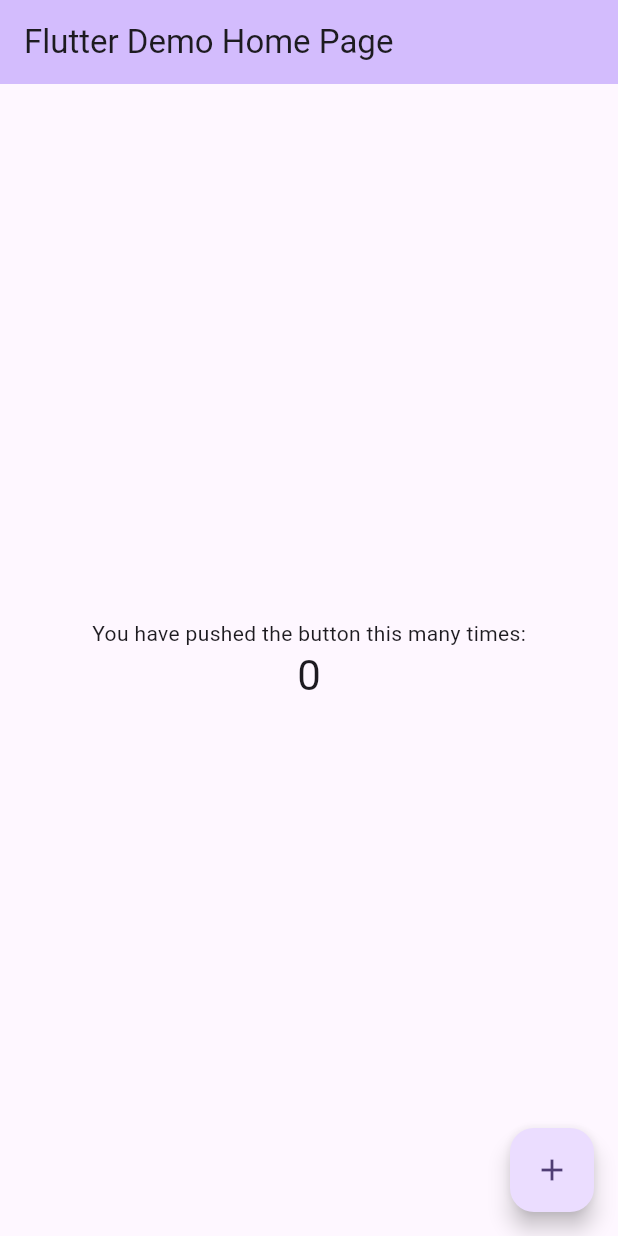
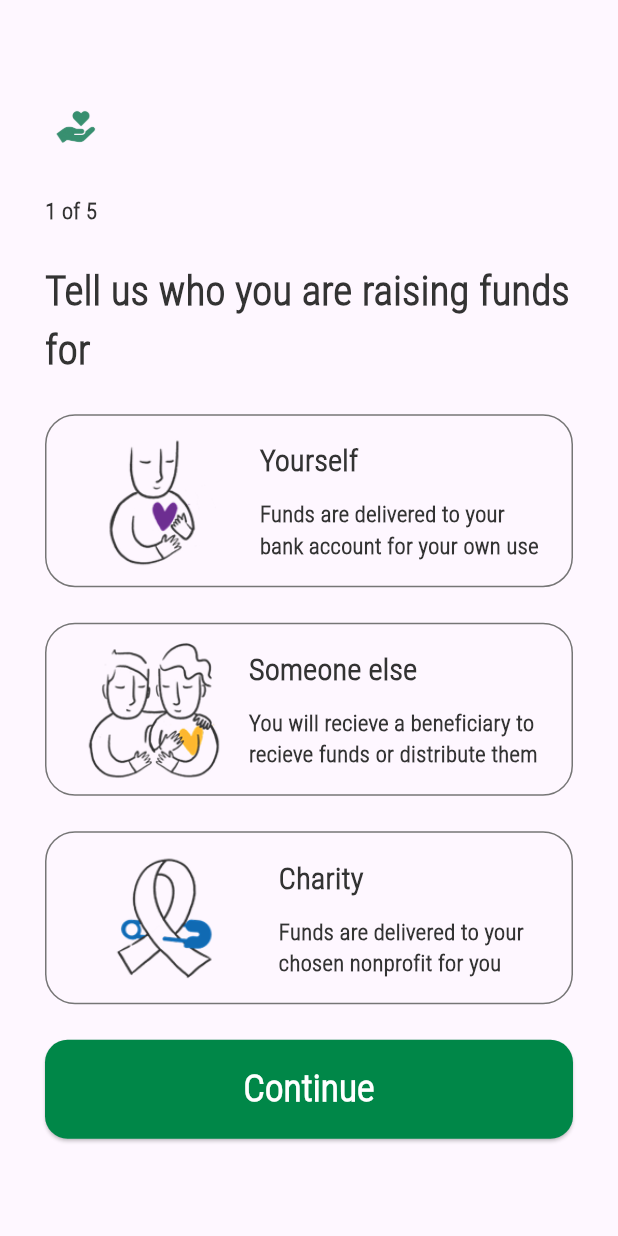
Before and after one commit to Rehab-M-Esmail/FundBridge, a Flutter app: the screen it shows after launch, on a phone screen of 412 x 824 dp. Run offline on Flutter 3.47's test engine with Material 3 defaults, Android fonts, the phone set to English and light mode, and no system bars; project files that could hold a hidden picture were left out.

Commit message:
added 3 out of the 5 fund post uploading pages

```diff
--- a/fund_bridge/lib/homepage.dart
+++ b/fund_bridge/lib/homepage.dart
@@ -2,7 +2,7 @@ import 'package:flutter/material.dart';
 import 'login.dart';
 import 'profile.dart';
 import 'signup.dart';
-import 'fundpost.dart';
+import 'screens/fundpost.dart';
 import 'startfund.dart';
 import 'donate.dart';
 import 'report.dart';
@@ -27,7 +27,6 @@ class MyApp extends StatelessWidget {
         '/Profile': (context) => const Profile(),
         '/login': (context) => const login(),
         '/signup': (context) => const signup(),
-        '/fundpost': (context) => const fundpost(),
         '/startfund': (context) => const startfund(),
         '/donate': (context) => const donate(),
         '/report': (context) => const report(),
--- a/fund_bridge/lib/main.dart
+++ b/fund_bridge/lib/main.dart
@@ -1,4 +1,6 @@
 import 'package:flutter/material.dart';
+import 'package:fund_bridge/screens/fundpost.dart';
+import 'package:fund_bridge/screens/fundpost2.dart';
 
 void main() {
   runApp(const MyApp());
@@ -7,116 +9,8 @@ void main() {
 class MyApp extends StatelessWidget {
   const MyApp({super.key});
 
-  // This widget is the root of your application.
   @override
   Widget build(BuildContext context) {
-    return MaterialApp(
-      title: 'Flutter Demo',
-      theme: ThemeData(
-        // This is the theme of your application.
-        //
-        // TRY THIS: Try running your application with "flutter run". You'll see
-        // the application has a purple toolbar. Then, without quitting the app,
-        // try changing the seedColor in the colorScheme below to Colors.green
-        // and then invoke "hot reload" (save your changes or press the "hot
-        // reload" button in a Flutter-supported IDE, or press "r" if you used
-        // the command line to start the app).
-        //
-        // Notice that the counter didn't reset back to zero; the application
-        // state is not lost during the reload. To reset the state, use hot
-        // restart instead.
-        //
-        // This works for code too, not just values: Most code changes can be
-        // tested with just a hot reload.
-        colorScheme: ColorScheme.fromSeed(seedColor: Colors.deepPurple),
-      ),
-      home: const MyHomePage(title: 'Flutter Demo Home Page'),
-    );
+    return MaterialApp(home: FundPostPage1());
   }
 }
-
-class MyHomePage extends StatefulWidget {
-  const MyHomePage({super.key, required this.title});
-
-  // This widget is the home page of your application. It is stateful, meaning
-  // that it has a State object (defined below) that contains fields that affect
-  // how it looks.
-
-  // This class is the configuration for the state. It holds the values (in this
-  // case the title) provided by the parent (in this case the App widget) and
-  // used by the build method of the State. Fields in a Widget subclass are
-  // always marked "final".
-
-  final String title;
-
-  @override
-  State<MyHomePage> createState() => _MyHomePageState();
-}
-
-class _MyHomePageState extends State<MyHomePage> {
-  int _counter = 0;
-
-  void _incrementCounter() {
-    setState(() {
-      // This call to setState tells the Flutter framework that something has
-      // changed in this State, which causes it to rerun the build method below
-      // so that the display can reflect the updated values. If we changed
-      // _counter without calling setState(), then the build method would not be
-      // called again, and so nothing would appear to happen.
-      _counter++;
-    });
-  }
-
-  @override
-  Widget build(BuildContext context) {
-    // This method is rerun every time setState is called, for instance as done
-    // by the _incrementCounter method above.
-    //
-    // The Flutter framework has been optimized to make rerunning build methods
-    // fast, so that you can just rebuild anything that needs updating rather
-    // than having to individually change instances of widgets.
-    return Scaffold(
-      appBar: AppBar(
-        // TRY THIS: Try changing the color here to a specific color (to
-        // Colors.amber, perhaps?) and trigger a hot reload to see the AppBar
-        // change color while the other colors stay the same.
-        backgroundColor: Theme.of(context).colorScheme.inversePrimary,
-        // Here we take the value from the MyHomePage object that was created by
-        // the App.build method, and use it to set our appbar title.
-        title: Text(widget.title),
-      ),
-      body: Center(
-        // Center is a layout widget. It takes a single child and positions it
-        // in the middle of the parent.
-        child: Column(
-          // Column is also a layout widget. It takes a list of children and
-          // arranges them vertically. By default, it sizes itself to fit its
-          // children horizontally, and tries to be as tall as its parent.
-          //
-          // Column has various properties to control how it sizes itself and
-          // how it positions its children. Here we use mainAxisAlignment to
-          // center the children vertically; the main axis here is the vertical
-          // axis because Columns are vertical (the cross axis would be
-          // horizontal).
-          //
-          // TRY THIS: Invoke "debug painting" (choose the "Toggle Debug Paint"
-          // action in the IDE, or press "p" in the console), to see the
-          // wireframe for each widget.
-          mainAxisAlignment: MainAxisAlignment.center,
-          children: <Widget>[
-            const Text('You have pushed the button this many times:'),
-            Text(
-              '$_counter',
-              style: Theme.of(context).textTheme.headlineMedium,
-            ),
-          ],
-        ),
-      ),
-      floatingActionButton: FloatingActionButton(
-        onPressed: _incrementCounter,
-        tooltip: 'Increment',
-        child: const Icon(Icons.add),
-      ), // This trailing comma makes auto-formatting nicer for build methods.
-    );
-  }
-}
--- /dev/null
+++ b/fund_bridge/lib/reusable-widgets/longButton.dart
@@ -0,0 +1,36 @@
+import 'package:flutter/material.dart';
+
+class LongButton extends StatelessWidget {
+  final String text;
+  final VoidCallback action;
+  const LongButton({Key? key, required this.text, required this.action})
+    : super(key: key);
+
+  @override
+  Widget build(BuildContext context) {
+    return ElevatedButton(
+      style: ButtonStyle(
+        backgroundColor: MaterialStateProperty.all(Color(0xff008748)),
+        shape: MaterialStateProperty.all<RoundedRectangleBorder>(
+          RoundedRectangleBorder(borderRadius: BorderRadius.circular(15)),
+        ),
+        fixedSize: MaterialStateProperty.all(
+          Size(
+            MediaQuery.of(context).size.width,
+            MediaQuery.of(context).size.height * 0.08,
+          ),
+        ),
+      ),
+      onPressed: action,
+      child: Text(
+        "${text}",
+        style: TextStyle(
+          color: Color(0xffffffff),
+          fontSize: 25,
+          fontFamily: "Roboto",
+          fontWeight: FontWeight.bold,
+        ),
+      ),
+    );
+  }
+}
--- /dev/null
+++ b/fund_bridge/lib/screens/fundpost.dart
@@ -0,0 +1,244 @@
+import 'package:flutter/material.dart';
+import 'package:fund_bridge/reusable-widgets/longButton.dart';
+import 'package:fund_bridge/screens/fundpost2.dart';
+
+class FundPostPage1 extends StatefulWidget {
+  const FundPostPage1({super.key});
+
+  @override
+  State<FundPostPage1> createState() => _FundPostPage1State();
+}
+
+class _FundPostPage1State extends State<FundPostPage1> {
+  @override
+  List<bool> isChosen = [false, false, false];
+  Widget build(BuildContext context) {
+    return Scaffold(
+      body: Padding(
+        padding: EdgeInsets.fromLTRB(
+          30,
+          MediaQuery.of(context).size.height * 0.05,
+          30,
+          MediaQuery.of(context).size.height * 0.05,
+        ),
+        child: Column(
+          crossAxisAlignment: CrossAxisAlignment.start,
+          mainAxisAlignment: MainAxisAlignment.spaceEvenly,
+          children: [
+            Image(
+              height: MediaQuery.of(context).size.height * 0.05,
+              image: AssetImage("imgs/logo.png"),
+            ),
+            Text(
+              "1 of 5",
+              style: TextStyle(
+                fontSize: 15,
+                fontFamily: "Roboto",
+                fontWeight: FontWeight.w700,
+                color: Color(0xff333333),
+              ),
+            ),
+            Text(
+              "Tell us who you are raising funds for",
+              style: TextStyle(
+                fontSize: 27,
+                fontFamily: "Roboto",
+                fontWeight: FontWeight.w900,
+                color: Color(0xff333333),
+              ),
+            ),
+            GestureDetector(
+              onTap: () {
+                setState(() {
+                  for (int i = 0; i < isChosen.length; i++) {
+                    isChosen[i] = i == 0 ? !isChosen[0] : false;
+                  }
+                });
+              },
+              child: Column(
+                children: [
+                  Container(
+                    width: MediaQuery.sizeOf(context).width,
+                    height: MediaQuery.sizeOf(context).height * 0.14,
+                    decoration: BoxDecoration(
+                      borderRadius: BorderRadius.circular(20),
+                      border: Border.all(
+                        color: isChosen[0]
+                            ? Color(0xff008748)
+                            : Color(0xff767676),
+                        width: isChosen[0] ? 2 : 1,
+                      ),
+                    ),
+                    child: Padding(
+                      padding: const EdgeInsets.fromLTRB(5, 5, 5, 5),
+                      child: Row(
+                        mainAxisAlignment: MainAxisAlignment.spaceEvenly,
+                        children: [
+                          Image(
+                            height: MediaQuery.of(context).size.height * 0.13,
+                            image: AssetImage("imgs/Frame.png"),
+                          ),
+                          Column(
+                            mainAxisAlignment: MainAxisAlignment.center,
+                            crossAxisAlignment: CrossAxisAlignment.start,
+                            children: [
+                              Text(
+                                "Yourself",
+                                style: TextStyle(
+                                  fontFamily: "Roboto",
+                                  fontWeight: FontWeight.w800,
+                                  fontSize: 20,
+                                  color: Color(0xff333333),
+                                ),
+                              ),
+                              SizedBox(height: 10),
+                              Text(
+                                "Funds are delivered to your \nbank account"
+                                " for your own use",
+                                style: TextStyle(
+                                  fontFamily: "Roboto",
+                                  fontWeight: FontWeight.w600,
+                                  fontSize: 15,
+                                  color: Color(0xff333333),
+                                ),
+                              ),
+                            ],
+                          ),
+                        ],
+                      ),
+                    ),
+                  ),
+                ],
+              ),
+            ),
+            GestureDetector(
+              onTap: () {
+                setState(() {
+                  for (int i = 0; i < isChosen.length; i++) {
+                    isChosen[i] = i == 1 ? !isChosen[1] : false;
+                  }
+                });
+              },
+              child: Container(
+                width: MediaQuery.sizeOf(context).width,
+                height: MediaQuery.sizeOf(context).height * 0.14,
+                decoration: BoxDecoration(
+                  borderRadius: BorderRadius.circular(20),
+                  border: Border.all(
+                    color: isChosen[1] ? Color(0xff008748) : Color(0xff767676),
+                    width: isChosen[1] ? 2 : 1,
+                  ),
+                ),
+                child: Padding(
+                  padding: const EdgeInsets.all(7),
+                  child: Row(
+                    mainAxisAlignment: MainAxisAlignment.spaceEvenly,
+                    children: [
+                      Image(
+                        height: MediaQuery.of(context).size.height * 0.13,
+                        image: AssetImage("imgs/hug.png"),
+                      ),
+                      Column(
+                        mainAxisAlignment: MainAxisAlignment.center,
+                        crossAxisAlignment: CrossAxisAlignment.start,
+                        children: [
+                          Text(
+                            "Someone else",
+                            style: TextStyle(
+                              fontFamily: "Roboto",
+                              fontWeight: FontWeight.w800,
+                              fontSize: 20,
+                              color: Color(0xff333333),
+                            ),
+                          ),
+                          SizedBox(height: 10),
+                          Text(
+                            "You will recieve a beneficiary to \nrecieve funds or distribute them",
+                            style: TextStyle(
+                              fontFamily: "Roboto",
+                              fontWeight: FontWeight.w600,
+                              fontSize: 15,
+                              color: Color(0xff333333),
+                            ),
+                          ),
+                        ],
+                      ),
+                    ],
+                  ),
+                ),
+              ),
+            ),
+            GestureDetector(
+              onTap: () {
+                setState(() {
+                  for (int i = 0; i < isChosen.length; i++) {
+                    isChosen[i] = i == 2 ? !isChosen[2] : false;
+                  }
+                });
+              },
+              child: Container(
+                width: MediaQuery.sizeOf(context).width,
+                height: MediaQuery.sizeOf(context).height * 0.14,
+                decoration: BoxDecoration(
+                  borderRadius: BorderRadius.circular(20),
+                  border: Border.all(
+                    color: isChosen[2] ? Color(0xff008748) : Color(0xff767676),
+                    width: isChosen[2] ? 2 : 1,
+                  ),
+                ),
+                child: Padding(
+                  padding: const EdgeInsets.fromLTRB(5, 5, 5, 5),
+                  child: Row(
+                    mainAxisAlignment: MainAxisAlignment.spaceEvenly,
+                    children: [
+                      Image(
+                        height: MediaQuery.of(context).size.height * 0.13,
+                        image: AssetImage("imgs/charity.png"),
+                      ),
+                      Column(
+                        mainAxisAlignment: MainAxisAlignment.center,
+                        crossAxisAlignment: CrossAxisAlignment.start,
+                        children: [
+                          Text(
+                            "Charity",
+                            style: TextStyle(
+                              fontFamily: "Roboto",
+                              fontWeight: FontWeight.w800,
+                              fontSize: 20,
+                              color: Color(0xff333333),
+                            ),
+                          ),
+                          SizedBox(height: 10),
+                          Text(
+                            "Funds are delivered to your \nchosen nonprofit for you",
+                            style: TextStyle(
+                              fontFamily: "Roboto",
+                              fontWeight: FontWeight.w600,
+                              fontSize: 15,
+                              color: Color(0xff333333),
+                            ),
+                          ),
+                        ],
+                      ),
+                    ],
+                  ),
+                ),
+              ),
+            ),
+            LongButton(
+              text: "Continue",
+              action: () {
+                Navigator.push(
+                  context,
+                  MaterialPageRoute(
+                    builder: (context) => const FundPostPage2(),
+                  ),
+                );
+              },
+            ),
+          ],
+        ),
+      ),
+    );
+  }
+}
```
Also changed, not shown: fund_bridge/lib/fundpost.dart (deleted, +0 -15 lines), fund_bridge/lib/screens/fundpost2.dart (added, +121 -0 lines), fund_bridge/lib/screens/fundpost3.dart (added, +74 -0 lines), fund_bridge/pubspec.yaml (+16 -6 lines), fund_bridge/fonts/Arimo-VariableFont_wght.ttf (added), fund_bridge/fonts/Roboto_Condensed-Light.ttf (added), fund_bridge/imgs/Frame.jpg (added), fund_bridge/imgs/Frame.png (added), fund_bridge/imgs/Frame.svg (added), fund_bridge/imgs/charity.png (added), fund_bridge/imgs/hug.png (added), fund_bridge/imgs/logo.png (added).
